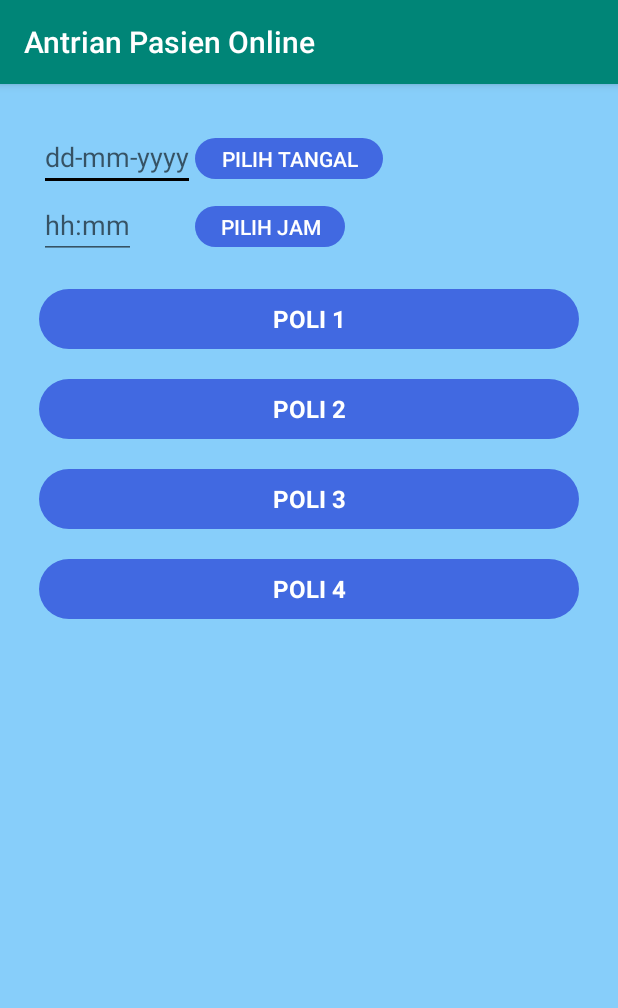
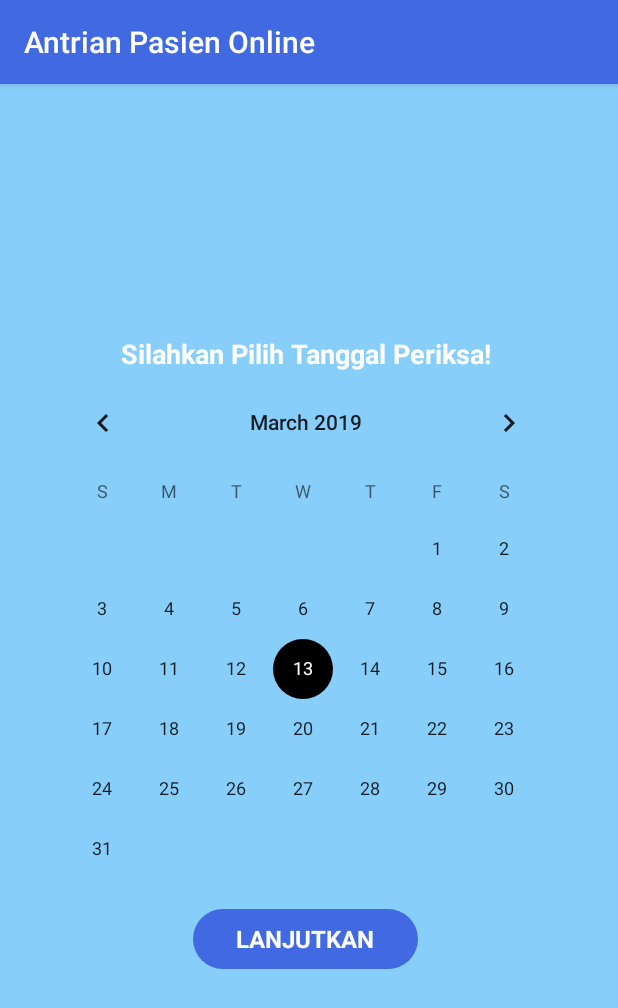
Before and after one commit to Ayude17/AntrianPasienOnline, an Android app: the PilihTanggalActivity screen opened directly, with no data from a screen before it, on a phone screen of 412 x 824 dp. Shown: the top 1008 px of the screen. Run offline under Robolectric (Android 15) with nearby library versions, the phone set to English and light mode, and no system bars.

Commit message:
com13Mar19

```diff
--- a/app/src/main/AndroidManifest.xml
+++ b/app/src/main/AndroidManifest.xml
@@ -13,8 +13,11 @@
         android:roundIcon="@mipmap/ic_launcher_round"
         android:supportsRtl="true"
         android:theme="@style/AppTheme">
-        <activity android:name=".DaftarAntrianActivity"></activity>
-        <activity android:name=".MainActivity"/>
+        <activity android:name=".PilihDokterActivity"></activity>
+        <activity android:name=".PilihPoliActivity" />
+        <activity android:name=".PilihTanggalActivity" />
+        <activity android:name=".DaftarAntrianActivity" />
+        <activity android:name=".MainActivity" />
         <activity android:name=".DaftarActivity" />
         <activity android:name=".MenuActivity" />
         <activity android:name=".LoginActivity" />
--- a/app/src/main/java/com/simpus/antrianpasienonline/DaftarAntrianActivity.java
+++ b/app/src/main/java/com/simpus/antrianpasienonline/PilihTanggalActivity.java
@@ -3,11 +3,11 @@ package com.simpus.antrianpasienonline;
 import android.support.v7.app.AppCompatActivity;
 import android.os.Bundle;
 
-public class DaftarAntrianActivity extends AppCompatActivity {
+public class PilihTanggalActivity extends AppCompatActivity {
 
     @Override
     protected void onCreate(Bundle savedInstanceState) {
         super.onCreate(savedInstanceState);
-        setContentView(R.layout.activity_daftar_antrian);
+        setContentView(R.layout.activity_pilih_tanggal);
     }
 }
--- a/app/src/main/res/layout/activity_daftar_antrian.xml
+++ /dev/null
@@ -1,114 +0,0 @@
-<?xml version="1.0" encoding="utf-8"?>
-<RelativeLayout xmlns:android="http://schemas.android.com/apk/res/android"
-    xmlns:app="http://schemas.android.com/apk/res-auto"
-    xmlns:tools="http://schemas.android.com/tools"
-    android:layout_width="match_parent"
-    android:layout_height="match_parent"
-    android:gravity="center"
-    android:background="#87CEFA"
-    tools:context=".DaftarAntrianActivity">
-
-    <ScrollView
-        android:layout_width="fill_parent"
-        android:layout_height="match_parent"
-        android:paddingBottom="@dimen/activity_vertical_margin"
-        android:paddingTop="@dimen/activity_vertical_margin"
-        android:paddingLeft="@dimen/activity_horizontal_margin"
-        android:paddingRight="@dimen/activity_horizontal_margin"
-        android:orientation="vertical">
-        <LinearLayout
-            android:layout_width="fill_parent"
-            android:layout_height="wrap_content"
-            android:padding="10dp"
-            android:orientation="vertical">
-            <GridLayout
-                android:layout_width="match_parent"
-                android:layout_height="0dp"
-                android:columnCount="2"
-                android:layout_weight="2"
-                android:columnOrderPreserved="false"
-                android:alignmentMode="alignMargins">
-                <EditText
-                    android:id="@+id/edt_tgl"
-                    android:layout_width="wrap_content"
-                    android:layout_height="wrap_content"
-                    android:hint="dd-mm-yyyy"
-                    android:inputType="date"
-                    />
-                <Button
-                    android:id="@+id/btn_tgl"
-                    android:layout_width="125dp"
-                    android:layout_height="27dp"
-                    android:background="@drawable/capsule"
-                    android:backgroundTint="#4169E1"
-                    android:textColor="#fff"
-                    android:text="pilih tangal"
-                    android:textSize="14sp"/>
-                <EditText
-                    android:id="@+id/edt_jam"
-                    android:layout_width="wrap_content"
-                    android:layout_height="wrap_content"
-                    android:hint="hh:mm"
-                    android:inputType="time"
-                    />
-                <Button
-                    android:id="@+id/btn_jam"
-                    android:layout_width="100dp"
-                    android:layout_height="27dp"
-                    android:text="pilih jam"
-                    android:background="@drawable/capsule"
-                    android:backgroundTint="#4169E1"
-                    android:textColor="#fff"
-                    android:textSize="14sp"/>
-            </GridLayout>
-            <Button
-                android:id="@+id/poli1"
-                style="@android:style/Widget.Button"
-                android:layout_width="match_parent"
-                android:layout_height="40dp"
-                android:layout_marginTop="20dp"
-                android:background="@drawable/capsule"
-                android:backgroundTint="#4169E1"
-                android:hint="POLI 1"
-                android:textColorHint="#FFFF"
-                android:textSize="16sp"
-                android:textStyle="bold" />
-            <Button
-                android:id="@+id/poli2"
-                style="@android:style/Widget.Button"
-                android:layout_width="match_parent"
-                android:layout_height="40dp"
-                android:layout_marginTop="20dp"
-                android:background="@drawable/capsule"
-                android:backgroundTint="#4169E1"
-                android:hint="POLI 2"
-                android:textColorHint="#FFFF"
-                android:textSize="16sp"
-                android:textStyle="bold" />
-            <Button
-                android:id="@+id/poli3"
-                style="@android:style/Widget.Button"
-                android:layout_width="match_parent"
-                android:layout_height="40dp"
-                android:layout_marginTop="20dp"
-                android:background="@drawable/capsule"
-                android:backgroundTint="#4169E1"
-                android:hint="POLI 3"
-                android:textColorHint="#FFFF"
-                android:textSize="16sp"
-                android:textStyle="bold" />
-            <Button
-                android:id="@+id/poli4"
-                style="@android:style/Widget.Button"
-                android:layout_width="match_parent"
-                android:layout_height="40dp"
-                android:layout_marginTop="20dp"
-                android:background="@drawable/capsule"
-                android:backgroundTint="#4169E1"
-                android:hint="POLI 4"
-                android:textColorHint="#FFFF"
-                android:textSize="16sp"
-                android:textStyle="bold" />
-        </LinearLayout>
-    </ScrollView>
-</RelativeLayout>
--- /dev/null
+++ b/app/src/main/res/layout/activity_pilih_tanggal.xml
@@ -0,0 +1,59 @@
+<?xml version="1.0" encoding="utf-8"?>
+<RelativeLayout xmlns:android="http://schemas.android.com/apk/res/android"
+    xmlns:app="http://schemas.android.com/apk/res-auto"
+    xmlns:tools="http://schemas.android.com/tools"
+    android:layout_width="match_parent"
+    android:layout_height="match_parent"
+    android:paddingBottom="@dimen/activity_vertical_margin"
+    android:paddingTop="@dimen/activity_vertical_margin"
+    android:paddingLeft="@dimen/activity_horizontal_margin"
+    android:paddingRight="@dimen/activity_horizontal_margin"
+    android:orientation="horizontal"
+    android:layout_centerHorizontal="true"
+    android:layout_centerVertical="true"
+    android:gravity="center"
+    android:background="#87CEFA"
+    tools:context=".PilihTanggalActivity">
+
+    <ScrollView
+        android:layout_width="match_parent"
+        android:layout_height="wrap_content"
+        android:scrollbarStyle="insideInset">
+        <LinearLayout
+            android:layout_width="fill_parent"
+            android:layout_height="wrap_content"
+            android:gravity="center"
+            android:padding="10dp"
+            android:orientation="vertical">
+              <TextView
+                  android:layout_width="wrap_content"
+                  android:layout_height="wrap_content"
+                  android:text="Silahkan Pilih Tanggal Periksa!"
+                  android:textSize="18dp"
+                  android:textStyle="bold"
+                  android:textColor="#fff"
+                  tools:ignore="SpUsage" />
+
+            <CalendarView
+                android:id="@+id/calendarView"
+                android:layout_width="match_parent"
+                android:layout_height="wrap_content"
+                />
+
+            <Button
+                android:id="@+id/btn_lanjut1"
+                android:layout_gravity="center"
+                style="@android:style/Widget.Button"
+                android:layout_width="150dp"
+                android:layout_height="40dp"
+                android:layout_marginTop="20dp"
+                android:layout_marginBottom="10dp"
+                android:background="@drawable/capsule"
+                android:backgroundTint="#4169E1"
+                android:hint="LANJUTKAN"
+                android:textColorHint="#FFFF"
+                android:textSize="16sp"
+                android:textStyle="bold" />
+        </LinearLayout>
+    </ScrollView>
+</RelativeLayout>
--- a/app/src/main/res/values/colors.xml
+++ b/app/src/main/res/values/colors.xml
@@ -1,6 +1,6 @@
 <?xml version="1.0" encoding="utf-8"?>
 <resources>
-    <color name="colorPrimary">#008577</color>
-    <color name="colorPrimaryDark">#00574B</color>
-    <color name="colorAccent">#D81B60</color>
+    <color name="colorPrimary">#4169E1</color>
+    <color name="colorPrimaryDark">#87CEFA</color>
+    <color name="colorAccent">#fff</color>
 </resources>
```
Also changed, not shown: app/src/main/java/com/simpus/antrianpasienonline/DaftarActivity.java (+17 -0 lines), app/src/main/java/com/simpus/antrianpasienonline/PilihDokterActivity.java (added, +13 -0 lines), app/src/main/java/com/simpus/antrianpasienonline/PilihPoliActivity.java (added, +13 -0 lines), app/src/main/res/layout/activity_daftar.xml (+8 -23 lines), app/src/main/res/layout/activity_login.xml (+6 -2 lines), app/src/main/res/layout/activity_pilih_dokter.xml (added, +42 -0 lines), app/src/main/res/layout/activity_pilih_poli.xml (added, +102 -0 lines).
